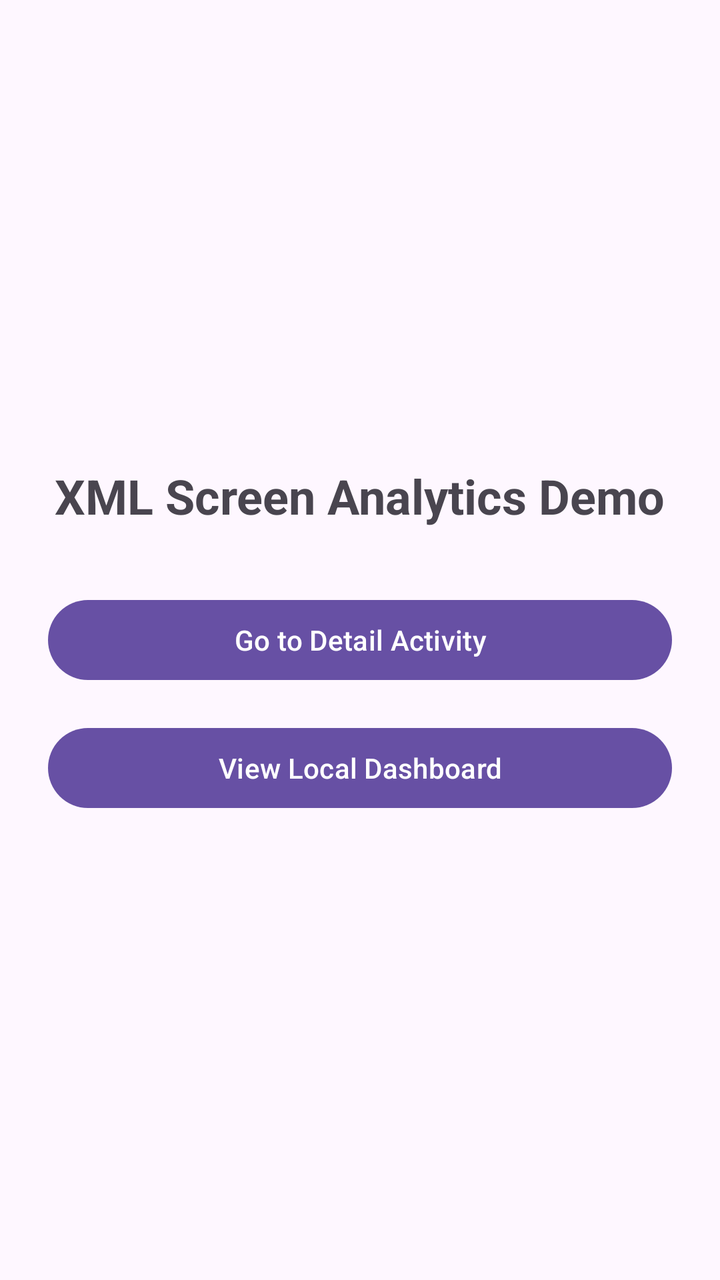
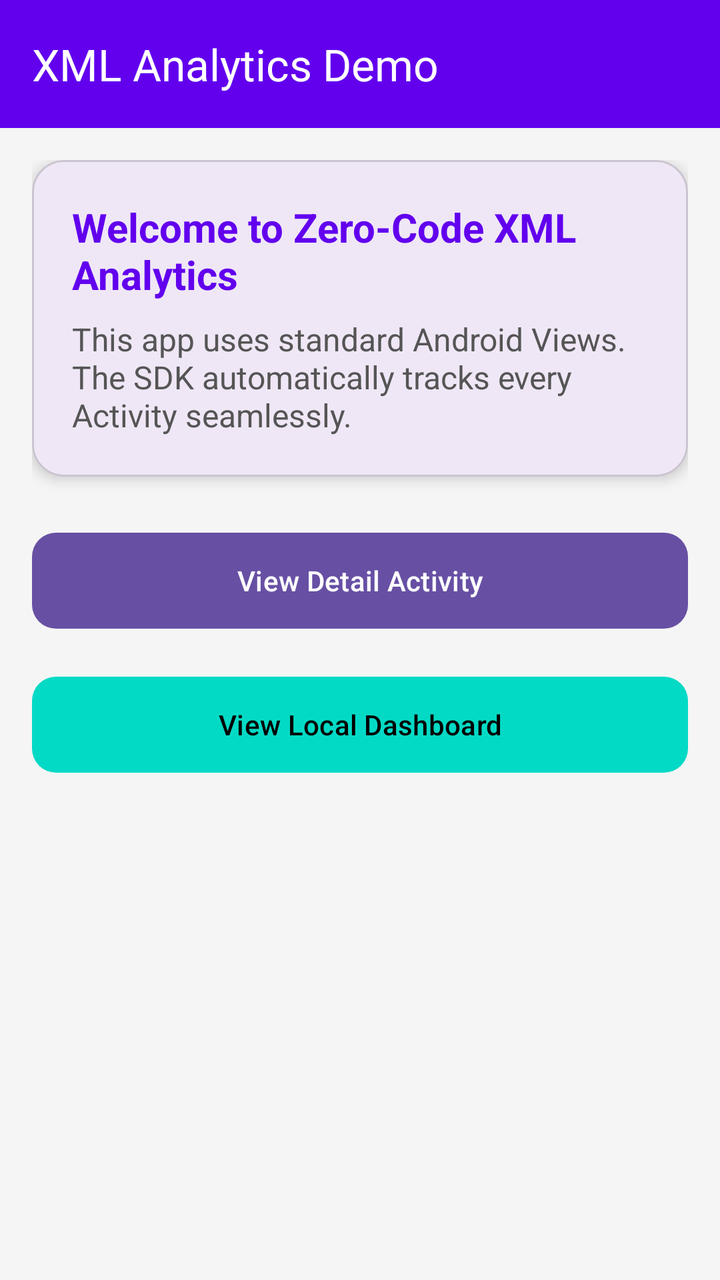

Compare the two renders of this Android layout. The source of the first and the diff that turns it into the second are given below.
<!-- AndroidManifest.xml: application theme Theme.Material3.Light.NoActionBar -->
<!-- res/layout/activity_main.xml -->
<?xml version="1.0" encoding="utf-8"?>
<LinearLayout xmlns:android="http://schemas.android.com/apk/res/android"
    android:layout_width="match_parent"
    android:layout_height="match_parent"
    android:orientation="vertical"
    android:gravity="center"
    android:padding="24dp">

    <TextView
        android:layout_width="wrap_content"
        android:layout_height="wrap_content"
        android:text="XML Screen Analytics Demo"
        android:textSize="24sp"
        android:textStyle="bold"
        android:layout_marginBottom="32dp"/>

    <Button
        android:id="@+id/btnDetail"
        android:layout_width="match_parent"
        android:layout_height="wrap_content"
        android:text="Go to Detail Activity"/>
        
    <Button
        android:id="@+id/btnDashboard"
        android:layout_width="match_parent"
        android:layout_height="wrap_content"
        android:layout_marginTop="16dp"
        android:text="View Local Dashboard"/>

</LinearLayout>
<!-- resources referenced by this layout -->
<resources>

</resources>

<!-- the commit's change to res/layout/activity_main.xml (unified diff, before → after) -->
@@ -1,30 +1,78 @@
 <?xml version="1.0" encoding="utf-8"?>
-<LinearLayout xmlns:android="http://schemas.android.com/apk/res/android"
+<androidx.coordinatorlayout.widget.CoordinatorLayout 
+    xmlns:android="http://schemas.android.com/apk/res/android"
+    xmlns:app="http://schemas.android.com/apk/res-auto"
     android:layout_width="match_parent"
     android:layout_height="match_parent"
-    android:orientation="vertical"
-    android:gravity="center"
-    android:padding="24dp">
+    android:fitsSystemWindows="true"
+    android:background="#F5F5F5">
 
-    <TextView
-        android:layout_width="wrap_content"
-        android:layout_height="wrap_content"
-        android:text="XML Screen Analytics Demo"
-        android:textSize="24sp"
-        android:textStyle="bold"
-        android:layout_marginBottom="32dp"/>
+    <com.google.android.material.appbar.AppBarLayout
+        android:layout_width="match_parent"
+        android:layout_height="wrap_content">
+        <com.google.android.material.appbar.MaterialToolbar
+            android:id="@+id/topAppBar"
+            android:layout_width="match_parent"
+            android:layout_height="?attr/actionBarSize"
+            app:title="XML Analytics Demo"
+            app:titleTextColor="@android:color/white"
+            android:background="#6200EE"/>
+    </com.google.android.material.appbar.AppBarLayout>
 
-    <Button
-        android:id="@+id/btnDetail"
+    <LinearLayout
         android:layout_width="match_parent"
-        android:layout_height="wrap_content"
-        android:text="Go to Detail Activity"/>
-        
-    <Button
-        android:id="@+id/btnDashboard"
-        android:layout_width="match_parent"
-        android:layout_height="wrap_content"
-        android:layout_marginTop="16dp"
-        android:text="View Local Dashboard"/>
+        android:layout_height="match_parent"
+        android:orientation="vertical"
+        android:padding="16dp"
+        app:layout_behavior="@string/appbar_scrolling_view_behavior">
 
-</LinearLayout>
+        <com.google.android.material.card.MaterialCardView
+            android:layout_width="match_parent"
+            android:layout_height="wrap_content"
+            app:cardCornerRadius="16dp"
+            app:cardElevation="4dp"
+            android:layout_marginBottom="24dp">
+
+            <LinearLayout
+                android:layout_width="match_parent"
+                android:layout_height="wrap_content"
+                android:orientation="vertical"
+                android:padding="20dp">
+
+                <TextView
+                    android:layout_width="wrap_content"
+                    android:layout_height="wrap_content"
+                    android:text="Welcome to Zero-Code XML Analytics"
+                    android:textSize="20sp"
+                    android:textStyle="bold"
+                    android:textColor="#6200EE"
+                    android:layout_marginBottom="8dp"/>
+
+                <TextView
+                    android:layout_width="wrap_content"
+                    android:layout_height="wrap_content"
+                    android:text="This app uses standard Android Views. The SDK automatically tracks every Activity seamlessly."
+                    android:textColor="#555555"
+                    android:textSize="16sp"/>
+            </LinearLayout>
+        </com.google.android.material.card.MaterialCardView>
+
+        <com.google.android.material.button.MaterialButton
+            android:id="@+id/btnDetail"
+            android:layout_width="match_parent"
+            android:layout_height="56dp"
+            android:text="View Detail Activity"
+            app:cornerRadius="12dp"
+            android:layout_marginBottom="16dp"/>
+
+        <com.google.android.material.button.MaterialButton
+            android:id="@+id/btnDashboard"
+            android:layout_width="match_parent"
+            android:layout_height="56dp"
+            android:text="View Local Dashboard"
+            app:cornerRadius="12dp"
+            app:backgroundTint="#03DAC5"
+            android:textColor="@android:color/black"/>
+            
+    </LinearLayout>
+</androidx.coordinatorlayout.widget.CoordinatorLayout>
